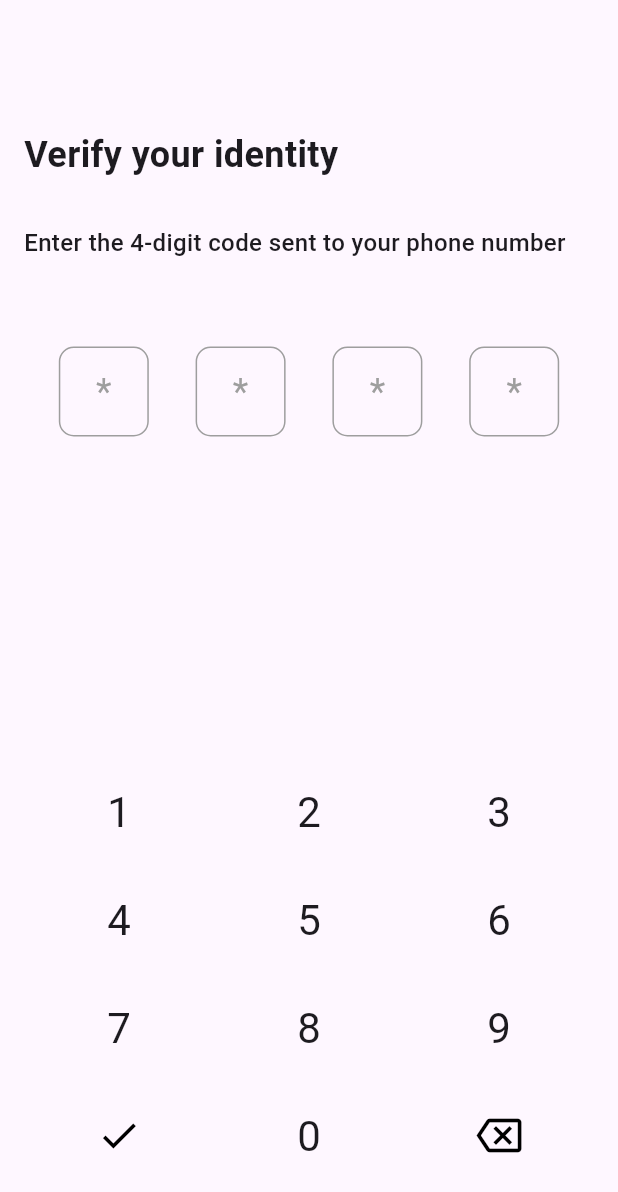
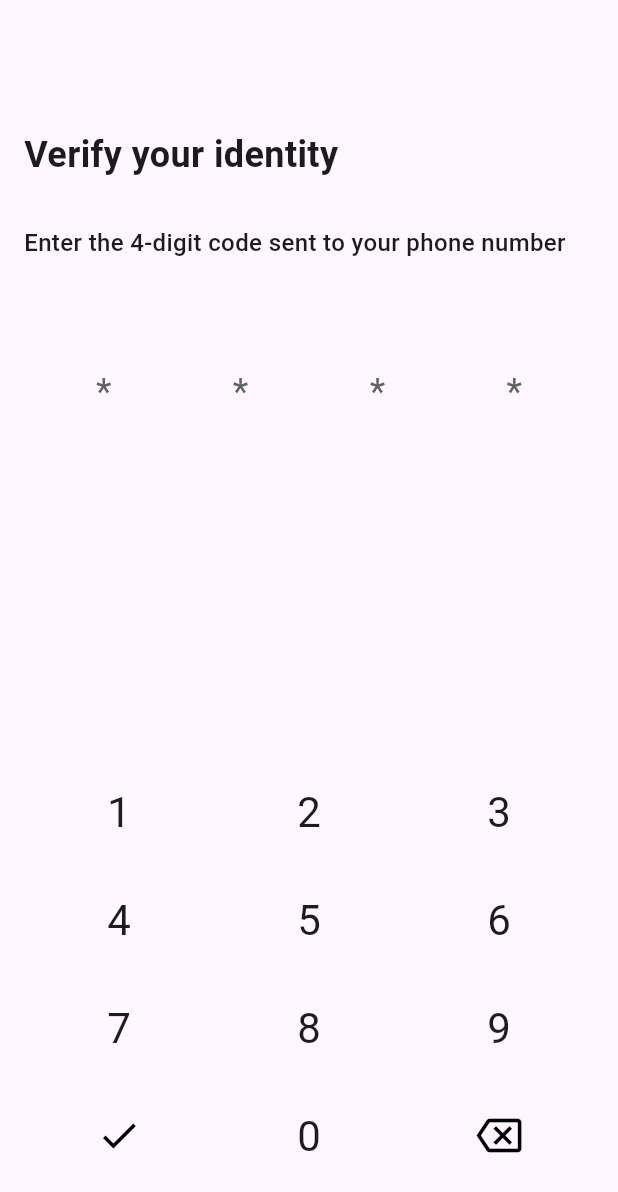
Before and after one commit to Mina-Zarif/otp_flutter_ui, a Flutter app: the OTPBuiltinKeyboard screen opened directly, on a phone screen of 412 x 824 dp. Shown: the top 1192 px of the screen. Run offline on Flutter 3.47's test engine with Material 3 defaults, Android fonts, the phone set to English and light mode, and no system bars.

Commit message:
upload screen shots

```diff
--- a/lib/main.dart
+++ b/lib/main.dart
@@ -44,9 +44,7 @@ class HomeVeiw extends StatelessWidget {
               },
               child: const Text("OTP with builtin keyboard"),
             ),
-            const SizedBox(
-              height: 40,
-            ),
+            const SizedBox(height: 40),
             ElevatedButton(
               onPressed: () {
                 Navigator.push(
--- a/lib/otp_builtin_keyboard_view.dart
+++ b/lib/otp_builtin_keyboard_view.dart
@@ -2,6 +2,7 @@ import 'package:flutter/material.dart';
 
 class OTPBuiltinKeyboard extends StatefulWidget {
   const OTPBuiltinKeyboard({super.key});
+
   @override
   State<OTPBuiltinKeyboard> createState() => _OTPBuiltinKeyboardState();
 }
@@ -178,17 +179,18 @@ class CustomOTPTextField extends StatelessWidget {
         height: 60,
         width: 60,
         alignment: Alignment.center,
+        padding: EdgeInsets.zero,
         decoration: BoxDecoration(
           border: Border.all(
-            color: value.isNotEmpty ? Colors.transparent : Colors.grey,
+            color: value.isEmpty ? Colors.transparent : Colors.grey.shade700,
           ),
-          borderRadius: BorderRadius.circular(10),
+          borderRadius: BorderRadius.circular(15),
         ),
         child: Text(
           value.isEmpty ? '*' : value,
           style: TextStyle(
             fontSize: 24,
-            color: value.isEmpty ? Colors.grey : Colors.black,
+            color: value.isEmpty ? Colors.grey.shade700 : Colors.black,
           ),
         ),
       ),
```
